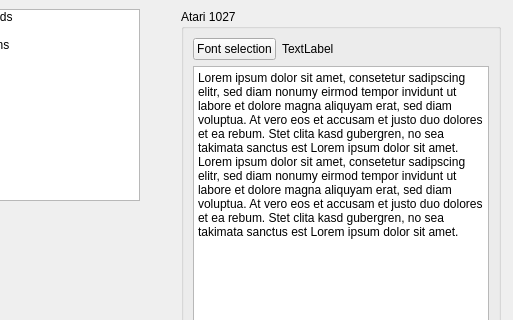
Above: optionsdialog.ui from RespeQt/RespeQt before the change; both pictures show x 125 to 638 and y 0 to 320 of the 638 by 443 pixel window. Below: the same form after it.
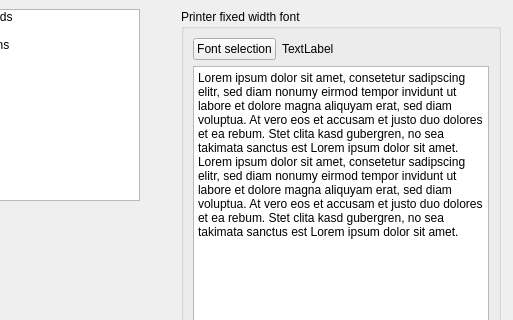
That is the form after the change. The open tabs and pages were chosen to show the change. Icons and pictures are not drawn.

```diff
--- a/optionsdialog.ui
+++ b/optionsdialog.ui
@@ -1068,7 +1068,7 @@
      <item row="0" column="0">
       <widget class="QGroupBox" name="group_a1027">
        <property name="title">
-        <string>Atari 1027</string>
+        <string>Printer fixed width font</string>
        </property>
        <layout class="QVBoxLayout" name="verticalLayout_7">
         <item>
```
Left out of the diff: 12 changed lines with no effect on the pictures.
